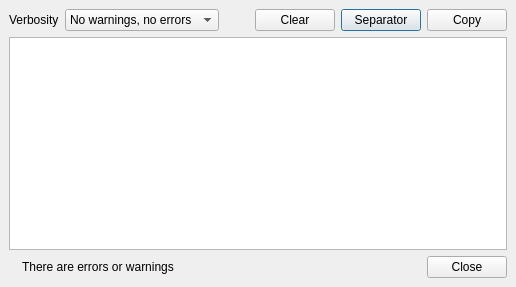
Old version of the form eda-klayout/src/lay/lay/LogViewerDialog.ui in the repository tolgauye/GMOS.
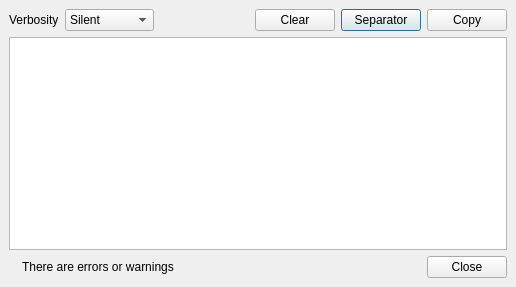
New version of the form. Icons and pictures are not drawn.

What changed in the file:
```diff
--- a/eda-klayout/src/lay/lay/LogViewerDialog.ui
+++ b/eda-klayout/src/lay/lay/LogViewerDialog.ui
@@ -31,16 +31,6 @@
    </property>
    <item row="0" column="1">
     <widget class="QComboBox" name="verbosity_cbx">
-     <item>
-      <property name="text">
-       <string>No warnings, no errors</string>
-      </property>
-     </item>
-     <item>
-      <property name="text">
-       <string>No warnings</string>
-      </property>
-     </item>
      <item>
       <property name="text">
        <string>Silent</string>
```
Left out of the diff: 4 changed lines with no effect on the pictures.
